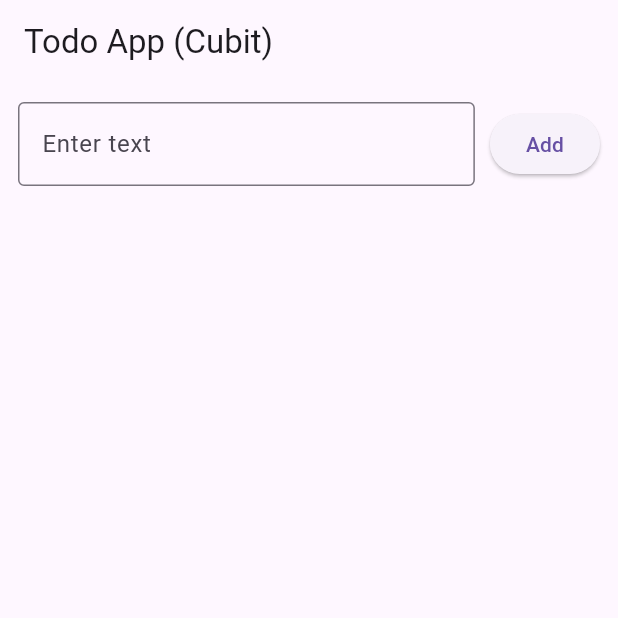
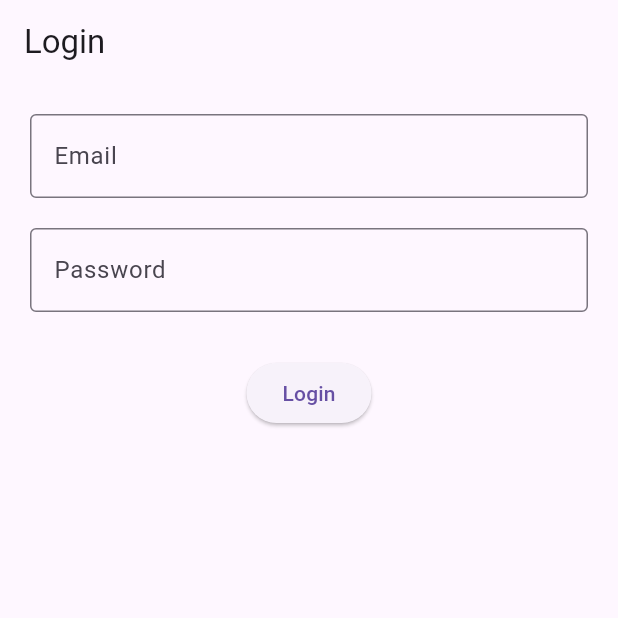
Before and after one commit to Abderrahamane/flutter-tutorial, a Flutter app: the screen it shows after launch, on a phone screen of 412 x 824 dp, the top half of it. Run offline on Flutter 3.47's test engine with Material 3 defaults, Android fonts, the phone set to English and light mode, and no system bars; our stand-ins replace equatable, flutter_bloc.

Commit message:
simple login mock using cubit state management
No description everything is clear

```diff
--- a/lib/bloc/todo_bloc.dart
+++ /dev/null
@@ -1,28 +0,0 @@
-import 'package:flutter_bloc/flutter_bloc.dart';
-import 'todo_state.dart';
-import '../models/todo_model.dart';
-
-class TodoCubit extends Cubit<TodoState> {
-  TodoCubit() : super(TodoState.initial());
-
-  void addTodo(String title) {
-    final newTodo = Todo(title: title);
-    final updatedList = [...state.todos, newTodo];
-    emit(state.copyWith(todos: updatedList));
-  }
-
-  void toggleTodo(int index) {
-    final todo = state.todos[index];
-    final updatedTodo = todo.copyWith(isDone: !todo.isDone);
-
-    final updatedList = [...state.todos];
-    updatedList[index] = updatedTodo;
-
-    emit(state.copyWith(todos: updatedList));
-  }
-
-  void deleteTodo(int index) {
-    final updatedList = [...state.todos]..removeAt(index);
-    emit(state.copyWith(todos: updatedList));
-  }
-}
--- a/lib/bloc/todo_state.dart
+++ /dev/null
@@ -1,21 +0,0 @@
-import 'package:equatable/equatable.dart';
-import '../models/todo_model.dart';
-
-class TodoState extends Equatable {
-  final List<Todo> todos;
-
-  const TodoState({required this.todos});
-
-  factory TodoState.initial() {
-    return const TodoState(todos: []);
-  }
-
-  TodoState copyWith({List<Todo>? todos}) {
-    return TodoState(
-      todos: todos ?? this.todos,
-    );
-  }
-
-  @override
-  List<Object?> get props => [todos];
-}
--- /dev/null
+++ b/lib/login/login_cubit.dart
@@ -0,0 +1,58 @@
+import 'login_state.dart';
+import 'package:flutter_bloc/flutter_bloc.dart';
+
+class LoginCubit extends Cubit<LoginState> {
+  LoginCubit(): super(LoginState.initial());
+
+  void updateEmail(String value) {
+    emit(state.copyWith(
+      email: value,
+      errorMessage: null, // clear old errors
+    ));
+  }
+
+  void updatePassword(String value) {
+    emit(state.copyWith(
+      password: value,
+      errorMessage: null,
+    ));
+  }
+
+  Future<void> submitLogin() async {
+    // 1. validation
+    if (state.email.isEmpty || state.password.isEmpty){
+      emit(state.copyWith(
+        errorMessage: "Email and password cannot be empty",
+      ));
+      return;
+    }
+
+    if (!state.email.contains("@")){
+      emit(state.copyWith(errorMessage: "Invalid email format"));
+      return;
+    }
+
+    // 2. Start loading
+    emit(state.copyWith(isLoading: true, errorMessage: null));
+
+    // Simulated API delay
+    await Future.delayed(Duration(seconds: 2));
+
+    // 3. Fake login logic
+    if (state.email == "test@gmail.com" && state.password == "password") {
+      emit(state.copyWith(
+        isLoading: false,
+        errorMessage: null,
+      ));
+
+      // TODO: success action
+      // e.g., navigation
+    } else {
+      // 4. Wrong credentials
+      emit(state.copyWith(
+        isLoading: false,
+        errorMessage: "Wrong email or password",
+      ));
+    }
+  }
+}
--- /dev/null
+++ b/lib/login/login_state.dart
@@ -0,0 +1,41 @@
+import 'package:equatable/equatable.dart';
+
+class LoginState extends Equatable {
+  final String email;
+  final String password;
+  final bool isLoading;
+  final String? errorMessage;
+
+  const LoginState({
+    required this.email,
+    required this.password,
+    required this.isLoading,
+    this.errorMessage,
+  });
+
+  factory LoginState.initial() {
+    return const LoginState(
+      email: "",
+      password: "",
+      isLoading: false,
+      errorMessage: null,
+    );
+  }
+
+  LoginState copyWith({
+    String? email,
+    String? password,
+    bool? isLoading,
+    String? errorMessage,
+  }) {
+    return LoginState(
+      email: email ?? this.email,
+      password: password ?? this.password,
+      isLoading: isLoading ?? this.isLoading,
+      errorMessage: errorMessage,
+    );
+  }
+
+  @override
+  List<Object?> get props => [email, password, isLoading, errorMessage];
+}
--- /dev/null
+++ b/lib/login_screen.dart
@@ -0,0 +1,63 @@
+import 'package:flutter/material.dart';
+import 'package:flutter_bloc/flutter_bloc.dart';
+import 'login/login_cubit.dart';
+import 'login/login_state.dart';
+
+class LoginScreen extends StatelessWidget {
+  final TextEditingController emailController = TextEditingController();
+  final TextEditingController passwordController = TextEditingController();
+
+  @override
+  Widget build(BuildContext context) {
+    return BlocProvider(
+      create: (_) => LoginCubit(),
+      child: BlocBuilder<LoginCubit, LoginState>(
+        builder: (context, state){
+          return Scaffold(
+            appBar: AppBar(title: Text("Login")),
+            body: Padding(
+              padding: const EdgeInsets.all(20.0),
+              child: Column(
+                children: [
+                  TextField(
+                    controller: emailController,
+                    decoration: InputDecoration(
+                      labelText: 'Email',
+                      border: OutlineInputBorder(),
+                      errorText: state.errorMessage,
+                    ),
+                    onChanged: (value) {
+                      context.read<LoginCubit>().updateEmail(value);
+                    },
+                  ),
+                  const SizedBox(height: 20),
+                  TextField(
+                    controller: passwordController,
+                    decoration: InputDecoration(
+                      labelText: 'Password',
+                      border: OutlineInputBorder(),
+                      errorText: state.errorMessage
+                    ),
+                    onChanged: (value) {
+                      context.read<LoginCubit>().updatePassword(value);
+                    },
+                  ),
+                  const SizedBox(height: 30),
+
+                  state.isLoading?
+                      CircularProgressIndicator()
+                      : ElevatedButton(
+                      onPressed: () {
+                        context.read<LoginCubit>().submitLogin();
+                      },
+                      child: Text("Login")
+                  ),
+                ],
+              ),
+            ),
+          );
+        },
+      ),
+    );
+  }
+}
--- a/lib/main.dart
+++ b/lib/main.dart
@@ -1,15 +1,24 @@
+import 'package:flutter_bloc/flutter_bloc.dart';
 import 'package:flutter/material.dart';
-import 'package:flutter_bloc/flutter_bloc.dart';
-import 'package:untitled3/screens/home_screen.dart';
-import 'bloc/todo_bloc.dart';
+import 'login_screen.dart';
+import 'login/login_cubit.dart';
 
-void main() {
-  runApp(
-    BlocProvider(
-      create: (_) => TodoCubit(),
+void main (){
+  runApp(MyApp());
+}
+
+class MyApp extends StatelessWidget {
+  @override
+  Widget build(BuildContext context) {
+    return BlocProvider(
+      create: (_) => LoginCubit(),
       child: MaterialApp(
-        home: HomeScreen(),
+        title: 'Flutter Login',
+        theme: ThemeData(
+          primarySwatch: Colors.blue,
+        ),
+        home: LoginScreen(),
       ),
-    ),
-  );
+    );
+  }
 }
--- a/lib/models/todo_model.dart
+++ /dev/null
@@ -1,13 +0,0 @@
-class Todo {
-  final String title;
-  final bool isDone;
-
-  Todo({required this.title, this.isDone = false});
-
-  Todo copyWith({String? title, bool? isDone}) {
-    return Todo(
-      title: title ?? this.title,
-      isDone: isDone ?? this.isDone,
-    );
-  }
-}
--- a/lib/screens/home_screen.dart
+++ /dev/null
@@ -1,84 +0,0 @@
-import 'package:flutter/material.dart';
-import 'package:flutter_bloc/flutter_bloc.dart';
-import '../bloc/todo_bloc.dart';
-import '../bloc/todo_state.dart';
-
-
-class HomeScreen extends StatelessWidget {
-  final TextEditingController controller = TextEditingController();
-
-  @override
-  Widget build(BuildContext context){
-    return BlocProvider(
-      create: (_) => TodoCubit(),
-      child: Scaffold(
-        appBar: AppBar(title: Text("Todo App (Cubit)")),
-        body: Column(
-          children: [
-            Padding(
-              padding: const EdgeInsets.all(12.0),
-              child: Row(
-                children: [
-                  Expanded(
-                      child: TextField(
-                        controller: controller,
-                        decoration: InputDecoration(
-                          labelText: 'Enter text',
-                          border: OutlineInputBorder(),
-                        ),
-                      ),
-                  ),
-                  SizedBox(width: 10),
-                  ElevatedButton(
-                      onPressed: (){
-                        if (controller.text.isNotEmpty){
-                          context.read<TodoCubit>().addTodo(controller.text);
-                          controller.clear();
-                        }
-                      },
-                      child: Text("Add"),
-                  ),
-                ],
-              ),
-            ),
-
-            Expanded(
-                child: BlocBuilder<TodoCubit, TodoState>(
-                  builder: (context, state){
-                    return ListView.builder(
-                        itemCount: state.todos.length,
-                        itemBuilder: (context, index){
-                          final todo = state.todos[index];
-                          return ListTile(
-                            title: Text(
-                              todo.title,
-                              style: TextStyle(
-                                decoration: todo.isDone
-                                    ? TextDecoration.lineThrough
-                                    : TextDecoration.none,
-                              ),
-                            ),
-                            leading: Checkbox(
-                                value: todo.isDone,
-                                onChanged: (value) {
-                                  context.read<TodoCubit>().toggleTodo(index);
-                                }
-                            ),
-                            trailing: IconButton(
-                                onPressed: () {
-                                  context.read<TodoCubit>().deleteTodo(index);
-                                },
-                                icon: Icon(Icons.delete, color: Colors.red)
-                            ),
-                          );
-                        }
-                    );
-                  },
-                )
-            ),
-          ],
-        ),
-      ),
-    );
-  }
-}
```
Also changed, not shown: lib/bloc/todo_event.dart (deleted, +0 -32 lines).
